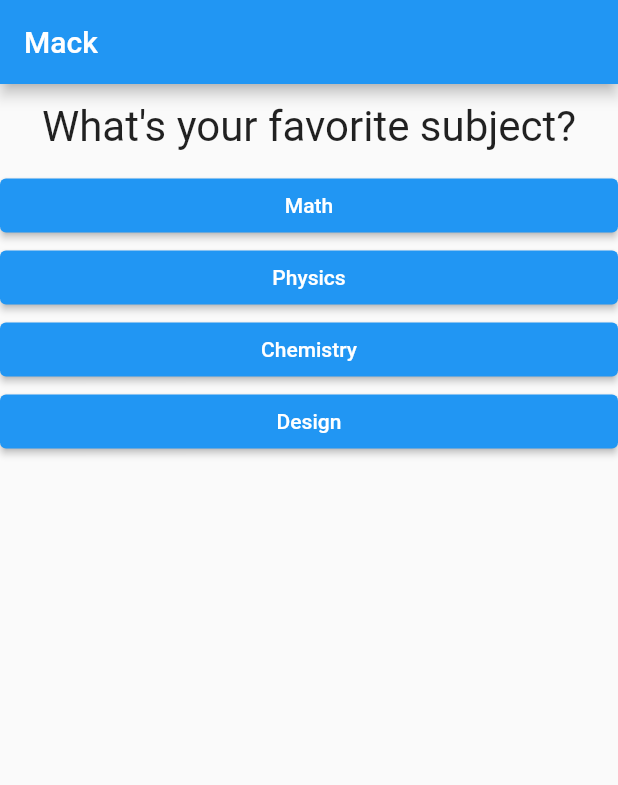
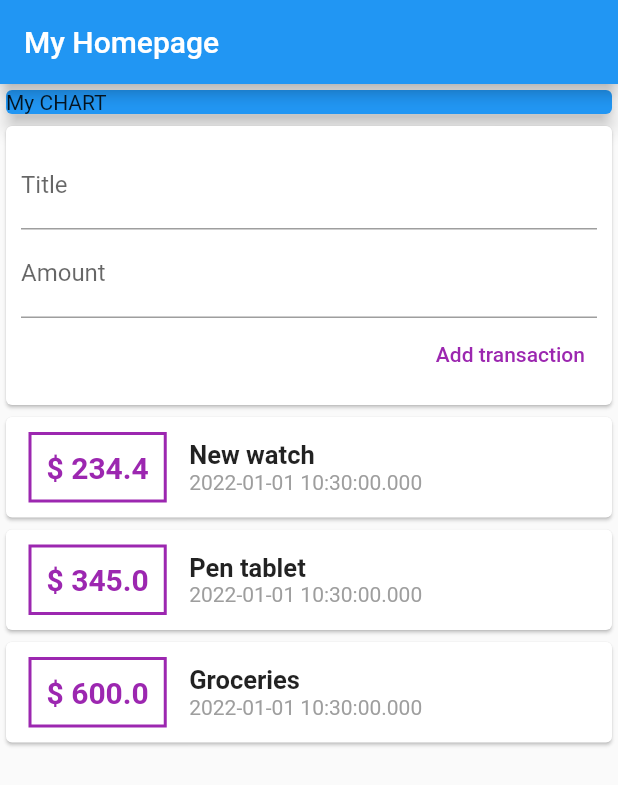
Before and after one commit to MackKaputo/Personal-Mobile-Expense-Tracker, a Flutter app: the screen it shows after launch, on a phone screen of 412 x 824 dp. Shown: the top 785 px of the screen. Run offline on Flutter 3.47's test engine with Material 2 defaults, Android fonts, the phone set to English and light mode, and no system bars.

Commit message:
refactoring main widget components completed

```diff
--- a/lib/main.dart
+++ b/lib/main.dart
@@ -1,106 +1,51 @@
 import 'package:flutter/material.dart';
 
-import './question.dart';
-import './answer.dart';
+import './widgets/user_transactions.dart';
 
 void main() {
   runApp(const MyApp());
 }
 
-class MyApp extends StatefulWidget {
+class MyApp extends StatelessWidget {
   const MyApp({Key? key}) : super(key: key);
-
-  @override
-  State<StatefulWidget> createState() {
-    // TODO: implement createState
-    return _MyAppState();
-  }
-}
-
-class _MyAppState extends State<MyApp> {
-  var _questionIndex = 0;
-
-  void _answerQuestion() {
-    setState(() {
-      _questionIndex++;
-    });
-    print("Question selected after $_questionIndex");
-  }
-
-  var questions = [
-    {
-      "questionText": "What's your favorite subject?",
-      "answers": ["Math", "Physics", "Chemistry", "Design"]
-    },
-    {
-      "questionText": "What do you study?",
-      "answers": ["Engineering", "Philosophy", "Economics", "Art"]
-    },
-    {
-      "questionText": "How many children do you want to have?",
-      "answers": ["zero", "one", "two", "more than two"]
-    },
-  ];
 
   @override
   Widget build(BuildContext context) {
     return MaterialApp(
-      home: Scaffold(
-        appBar: AppBar(
-          title: const Text("Mack"),
-        ),
-        body: Column(
-          children: [
-            Question(
-                questionText:
-                    questions[_questionIndex]["questionText"] as String),
-            ...(questions[_questionIndex]["answers"] as List<String>)
-                .map((question) {
-              return Answer(
-                  selectHandler: _answerQuestion, answerText: question);
-            }).toList()
-          ],
-        ),
+      title: "Expense Planner",
+      home: MyHomePage(),
+    );
+  }
+}
+
+class MyHomePage extends StatelessWidget {
+  const MyHomePage({Key? key}) : super(key: key);
+
+  // String titleInput = "";
+  // String amountInput = "";
+
+  @override
+  Widget build(BuildContext context) {
+    return Scaffold(
+      appBar: AppBar(
+        title: const Text("My Homepage"),
+      ),
+      body: Column(
+        // mainAxisAlignment: MainAxisAlignment.start, //default
+        crossAxisAlignment: CrossAxisAlignment.center,
+        children: [
+          // ignore: sized_box_for_whitespace
+          Container(
+            width: double.infinity,
+            child: const Card(
+              color: Colors.blue,
+              child: Text("My CHART "),
+              elevation: 5,
+            ),
+          ),
+          const UserTransactions()
+        ],
       ),
     );
   }
 }
-
-//? Stateless version
-// class MyApp extends StatelessWidget {
-//   MyApp({Key? key}) : super(key: key);
-
-//   void _answerQuestion() {
-//     print("Question selected after");
-//   }
-
-//   var questions = ["What's your name?", "What do you eat everyday?"];
-
-//   @override
-//   Widget build(BuildContext context) {
-//     return MaterialApp(
-//       home: Scaffold(
-//         appBar: AppBar(
-//           title: const Text("Mack"),
-//         ),
-//         body: Column(
-//           children: [
-//             Text(questions[1]),
-//             RaisedButton(
-//               child: const Text("Answer 1"),
-//               onPressed: _answerQuestion,
-//             ),
-//             ElevatedButton(
-//               child: const Text("Answer 2"),
-//               onPressed: _answerQuestion,
-//             ),
-//             ElevatedButton(
-//               child: const Text("Answer 3"),
-//               onPressed: _answerQuestion,
-//             ),
-//           ],
-//         ),
-//       ),
-//     );
-//   }
-// }
--- /dev/null
+++ b/lib/models/transaction.dart
@@ -0,0 +1,12 @@
+class Transaction {
+  final String id;
+  final String title;
+  final double amount;
+  final DateTime date;
+
+  Transaction(
+      {required this.id,
+      required this.title,
+      required this.amount,
+      required this.date});
+}
--- /dev/null
+++ b/lib/quiz_app/main.dart
@@ -0,0 +1,176 @@
+import 'package:flutter/material.dart';
+
+import './quiz.dart';
+import './result.dart';
+
+void main() {
+  runApp(const MyApp());
+}
+
+class MyApp extends StatefulWidget {
+  const MyApp({Key? key}) : super(key: key);
+
+  @override
+  State<StatefulWidget> createState() {
+    // TODO: implement createState
+    return _MyAppState();
+  }
+}
+
+class _MyAppState extends State<MyApp> {
+  final _questions = const [
+    {
+      "questionText": "What's your favorite subject?",
+      "answers": [
+        {"text": "Math", "score": 10},
+        {"text": "Physics", "score": 5},
+        {"text": "Chemistry", "score": 3},
+        {"text": "Design", "score": 2}
+      ]
+    },
+    {
+      "questionText": "What do you study?",
+      "answers": [
+        {"text": "Engineering", "score": 10},
+        {"text": "Philosophy", "score": 5},
+        {"text": "Economics", "score": 3},
+        {"text": "Art", "score": 2}
+      ]
+    },
+    {
+      "questionText": "How many children do you want to have?",
+      "answers": [
+        {"text": "zero", "score": 10},
+        {"text": "one", "score": 5},
+        {"text": "two", "score": 3},
+        {"text": "more than two", "score": 2}
+      ]
+    },
+  ];
+
+  var _questionIndex = 0;
+  var _totalScore = 0;
+
+  void _resetQuiz() {
+    setState(() {
+      _questionIndex = 0;
+      _totalScore = 0;
+    });
+  }
+
+  void _answerQuestion(int score) {
+    setState(() {
+      _totalScore = _totalScore + score;
+      _questionIndex++;
+    });
+    print("Question selected after $_questionIndex");
+  }
+
+  @override
+  Widget build(BuildContext context) {
+    return MaterialApp(
+      home: Scaffold(
+          appBar: AppBar(
+            title: const Text("Mack"),
+          ),
+          body: _questionIndex < _questions.length
+              ? Quiz(
+                  questions: _questions,
+                  answerQuestion: _answerQuestion,
+                  questionIndex: _questionIndex)
+              : Result(resultScore: _totalScore, resetQuiz: _resetQuiz)),
+    );
+  }
+}
+
+//? Long version
+// class _MyAppState extends State<MyApp> {
+//   var _questionIndex = 0;
+//   final questions = const [
+//     {
+//       "questionText": "What's your favorite subject?",
+//       "answers": ["Math", "Physics", "Chemistry", "Design"]
+//     },
+//     {
+//       "questionText": "What do you study?",
+//       "answers": ["Engineering", "Philosophy", "Economics", "Art"]
+//     },
+//     {
+//       "questionText": "How many children do you want to have?",
+//       "answers": ["zero", "one", "two", "more than two"]
+//     },
+//   ];
+
+//   void _answerQuestion() {
+//     setState(() {
+//       _questionIndex++;
+//     });
+//     print("Question selected after $_questionIndex");
+//   }
+
+//   @override
+//   Widget build(BuildContext context) {
+//     return MaterialApp(
+//       home: Scaffold(
+//         appBar: AppBar(
+//           title: const Text("Mack"),
+//         ),
+//         body: _questionIndex < questions.length
+//             ? Column(
+//                 children: [
+//                   Question(
+//                       questionText:
+//                           questions[_questionIndex]["questionText"] as String),
+//                   ...(questions[_questionIndex]["answers"] as List<String>)
+//                       .map((question) {
+//                     return Answer(
+//                         selectHandler: _answerQuestion, answerText: question);
+//                   }).toList()
+//                 ],
+//               )
+//             : const Center(
+//                 child: Text("Thank you, you did it!!"),
+//               ),
+//       ),
+//     );
+//   }
+// }
+
+//? Stateless version
+// class MyApp extends StatelessWidget {
+//   MyApp({Key? key}) : super(key: key);
+
+//   void _answerQuestion() {
+//     print("Question selected after");
+//   }
+
+//   var questions = ["What's your name?", "What do you eat everyday?"];
+
+//   @override
+//   Widget build(BuildContext context) {
+//     return MaterialApp(
+//       home: Scaffold(
+//         appBar: AppBar(
+//           title: const Text("Mack"),
+//         ),
+//         body: Column(
+//           children: [
+//             Text(questions[1]),
+//             RaisedButton(
+//               child: const Text("Answer 1"),
+//               onPressed: _answerQuestion,
+//             ),
+//             ElevatedButton(
+//               child: const Text("Answer 2"),
+//               onPressed: _answerQuestion,
+//             ),
+//             ElevatedButton(
+//               child: const Text("Answer 3"),
+//               onPressed: _answerQuestion,
+//             ),
+//           ],
+//         ),
+//       ),
+//     );
+//   }
+// }
--- /dev/null
+++ b/lib/widgets/new_transaction.dart
@@ -0,0 +1,41 @@
+import 'package:flutter/material.dart';
+
+class NewTransaction extends StatelessWidget {
+  NewTransaction({Key? key}) : super(key: key);
+
+  final titleController = TextEditingController();
+  final amountController = TextEditingController();
+
+  @override
+  Widget build(BuildContext context) {
+    return Card(
+      child: Container(
+        padding: const EdgeInsets.all(10),
+        child: Column(
+          crossAxisAlignment: CrossAxisAlignment.end,
+          children: [
+            TextField(
+              decoration: const InputDecoration(labelText: "Title"),
+              // onChanged: (val) => titleInput = val,
+              controller: titleController,
+            ),
+            TextField(
+              decoration: const InputDecoration(labelText: "Amount"),
+              // onChanged: (val) => amountInput = val,
+              controller: amountController,
+            ),
+            TextButton(
+              child: const Text("Add transaction"),
+              onPressed: () {
+                print("${titleController.text}: ${amountController.text}");
+                // transactions.add(Transaction(id: 'new', title: titleInput, amount: amountInput, date: DateTime.now())),
+              },
+              style: ButtonStyle(
+                  foregroundColor: MaterialStateProperty.all(Colors.purple)),
+            ),
+          ],
+        ),
+      ),
+    );
+  }
+}
--- /dev/null
+++ b/lib/widgets/transaction_list.dart
@@ -0,0 +1,59 @@
+import 'package:flutter/material.dart';
+import '../models/transaction.dart';
+
+class TransactionList extends StatelessWidget {
+  final List<Transaction> transactions;
+
+  const TransactionList({Key? key, required this.transactions})
+      : super(key: key);
+
+  @override
+  Widget build(BuildContext context) {
+    return Column(
+      children: [
+        ...transactions.map((tx) {
+          return Card(
+            child: Row(
+              children: [
+                Container(
+                    margin: const EdgeInsets.symmetric(
+                        vertical: 10, horizontal: 15),
+                    decoration: BoxDecoration(
+                        border: Border.all(
+                      color: Colors.purple,
+                      width: 2,
+                    )),
+                    padding: const EdgeInsets.all(10),
+                    child: Text(
+                      "\$ ${tx.amount}",
+                      style: const TextStyle(
+                        fontWeight: FontWeight.bold,
+                        fontSize: 20,
+                        color: Colors.purple,
+                      ),
+                    )),
+                Column(
+                  crossAxisAlignment: CrossAxisAlignment.start,
+                  children: [
+                    Text(
+                      tx.title,
+                      style: const TextStyle(
+                        fontWeight: FontWeight.bold,
+                        fontSize: 17,
+                      ),
+                    ),
+                    Text(tx.date.toString(),
+                        style: const TextStyle(
+                          fontSize: 14,
+                          color: Colors.grey,
+                        )),
+                  ],
+                )
+              ],
+            ),
+          );
+        }).toList()
+      ],
+    );
+  }
+}
--- /dev/null
+++ b/lib/widgets/user_transactions.dart
@@ -0,0 +1,32 @@
+import 'package:flutter/material.dart';
+
+import '../models/transaction.dart';
+import './new_transaction.dart';
+import './transaction_list.dart';
+
+class UserTransactions extends StatefulWidget {
+  const UserTransactions({Key? key}) : super(key: key);
+
+  @override
+  _UserTransactionsState createState() => _UserTransactionsState();
+}
+
+class _UserTransactionsState extends State<UserTransactions> {
+  final List<Transaction> _userTransactions = [
+    Transaction(
+        id: "t1", title: "New watch", amount: 234.4, date: DateTime.now()),
+    Transaction(
+        id: "t2", title: "Pen tablet", amount: 345, date: DateTime.now()),
+    Transaction(id: "t3", title: "Groceries", amount: 600, date: DateTime.now())
+  ];
+
+  @override
+  Widget build(BuildContext context) {
+    return Column(
+      children: [
+        NewTransaction(),
+        TransactionList(transactions: _userTransactions)
+      ],
+    );
+  }
+}
```
Also changed, not shown: lib/quiz_app/quiz.dart (added, +32 -0 lines), lib/quiz_app/result.dart (added, +47 -0 lines), lib/quiz_app/answer.dart (renamed from lib/answer.dart), lib/quiz_app/question.dart (renamed from lib/question.dart), 1 other file.
